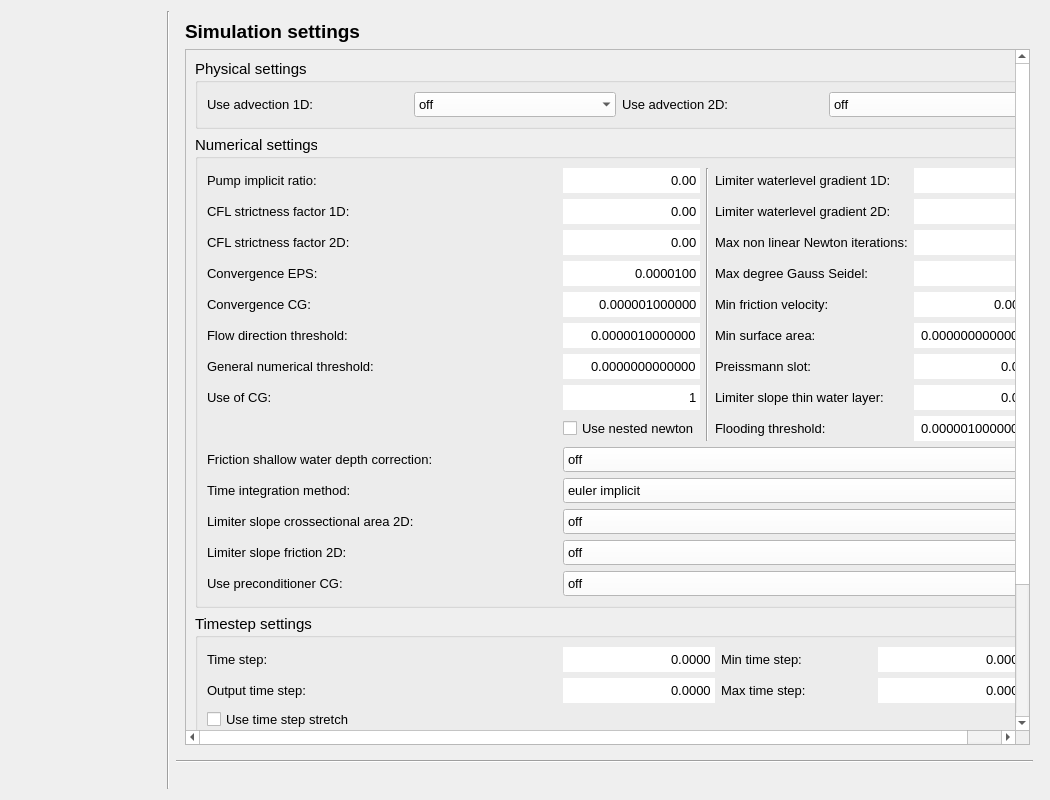
The window that threedi_models_and_simulations/ui/simulation_wizard/page_settings.ui (nens/threedi-api-qgis-client) describes before a commit, drawn with Qt 5.
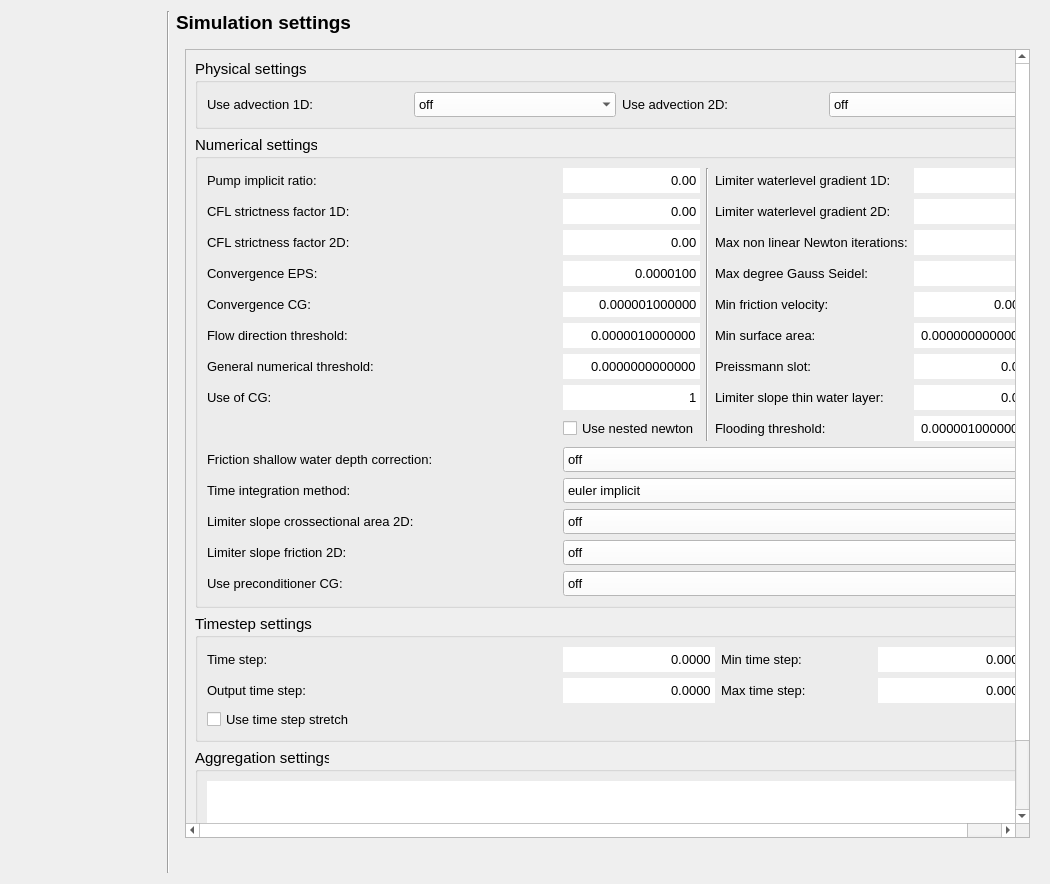
The same window after the commit. Custom widgets are drawn as their Qt base class.

Diff of the .ui file:
```diff
--- a/threedi_models_and_simulations/ui/simulation_wizard/page_settings.ui
+++ b/threedi_models_and_simulations/ui/simulation_wizard/page_settings.ui
@@ -7,7 +7,7 @@
     <x>0</x>
     <y>0</y>
     <width>1050</width>
-    <height>800</height>
+    <height>884</height>
    </rect>
   </property>
   <property name="minimumSize">
@@ -62,6 +62,19 @@
    <string>Form</string>
   </property>
   <layout class="QGridLayout" name="gridLayout">
+   <item row="2" column="2">
+    <spacer name="horizontalSpacer_2">
+     <property name="orientation">
+      <enum>Qt::Horizontal</enum>
+     </property>
+     <property name="sizeHint" stdset="0">
+      <size>
+       <width>40</width>
+       <height>20</height>
+      </size>
+     </property>
+    </spacer>
+   </item>
    <item row="1" column="2" colspan="2">
     <widget class="QWidget" name="schematisation_settings" native="true">
      <property name="minimumSize">
@@ -84,8 +97,8 @@
           <rect>
            <x>0</x>
            <y>0</y>
-           <width>856</width>
-           <height>679</height>
+           <width>847</width>
+           <height>789</height>
           </rect>
          </property>
          <layout class="QGridLayout" name="gridLayout_5">
@@ -1655,64 +1668,25 @@
         </widget>
        </widget>
       </item>
-      <item row="0" column="0">
-       <widget class="QLabel" name="label_6">
-        <property name="font">
-         <font>
-          <family>Segoe UI</family>
-          <pointsize>14</pointsize>
-          <weight>75</weight>
-          <bold>true</bold>
-         </font>
-        </property>
-        <property name="text">
-         <string>Simulation settings</string>
-        </property>
-       </widget>
-      </item>
      </layout>
     </widget>
    </item>
-   <item row="1" column="1" rowspan="3">
-    <widget class="Line" name="line_2">
-     <property name="sizePolicy">
-      <sizepolicy hsizetype="Fixed" vsizetype="Expanding">
-       <horstretch>0</horstretch>
-       <verstretch>0</verstretch>
-      </sizepolicy>
+   <item row="0" column="2">
+    <widget class="QLabel" name="label_6">
+     <property name="font">
+      <font>
+       <family>Segoe UI</family>
+       <pointsize>14</pointsize>
+       <weight>75</weight>
+       <bold>true</bold>
+      </font>
      </property>
-     <property name="orientation">
-      <enum>Qt::Vertical</enum>
+     <property name="text">
+      <string>Simulation settings</string>
      </property>
     </widget>
    </item>
-   <item row="2" column="2">
-    <widget class="Line" name="line_3">
-     <property name="sizePolicy">
-      <sizepolicy hsizetype="Expanding" vsizetype="Fixed">
-       <horstretch>0</horstretch>
-       <verstretch>0</verstretch>
-      </sizepolicy>
-     </property>
-     <property name="orientation">
-      <enum>Qt::Horizontal</enum>
-     </property>
-    </widget>
-   </item>
-   <item row="3" column="2">
-    <spacer name="horizontalSpacer_2">
-     <property name="orientation">
-      <enum>Qt::Horizontal</enum>
-     </property>
-     <property name="sizeHint" stdset="0">
-      <size>
-       <width>40</width>
-       <height>20</height>
-      </size>
-     </property>
-    </spacer>
-   </item>
-   <item row="1" column="0" rowspan="3">
+   <item row="0" column="0" rowspan="3">
     <widget class="QWidget" name="wizard_steps_widget" native="true">
      <property name="sizePolicy">
       <sizepolicy hsizetype="Preferred" vsizetype="Expanding">
@@ -1735,6 +1709,19 @@
      <layout class="QVBoxLayout" name="verticalLayout"/>
     </widget>
    </item>
+   <item row="0" column="1" rowspan="3">
+    <widget class="Line" name="line_2">
+     <property name="sizePolicy">
+      <sizepolicy hsizetype="Fixed" vsizetype="Expanding">
+       <horstretch>0</horstretch>
+       <verstretch>0</verstretch>
+      </sizepolicy>
+     </property>
+     <property name="orientation">
+      <enum>Qt::Vertical</enum>
+     </property>
+    </widget>
+   </item>
   </layout>
  </widget>
  <customwidgets>
```
